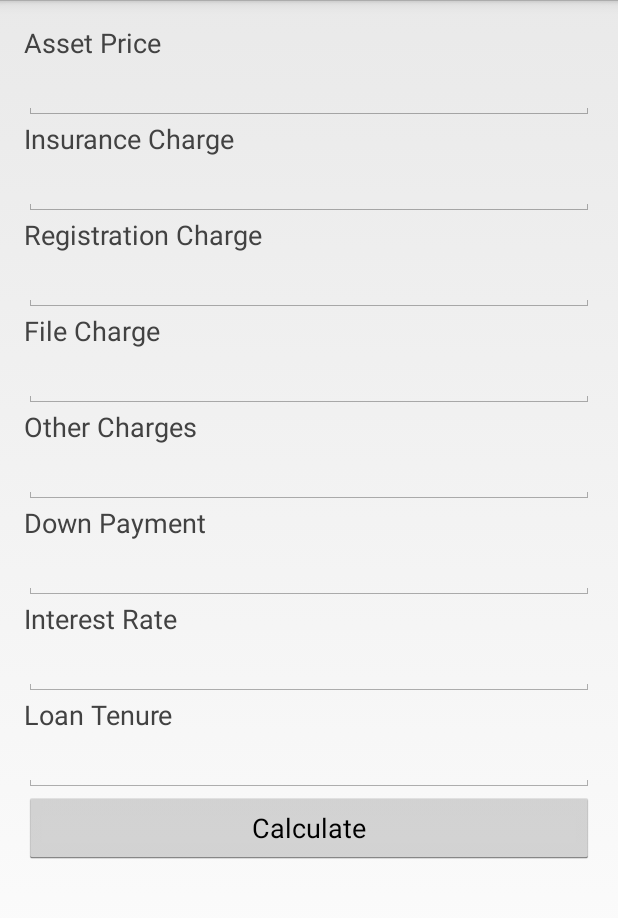
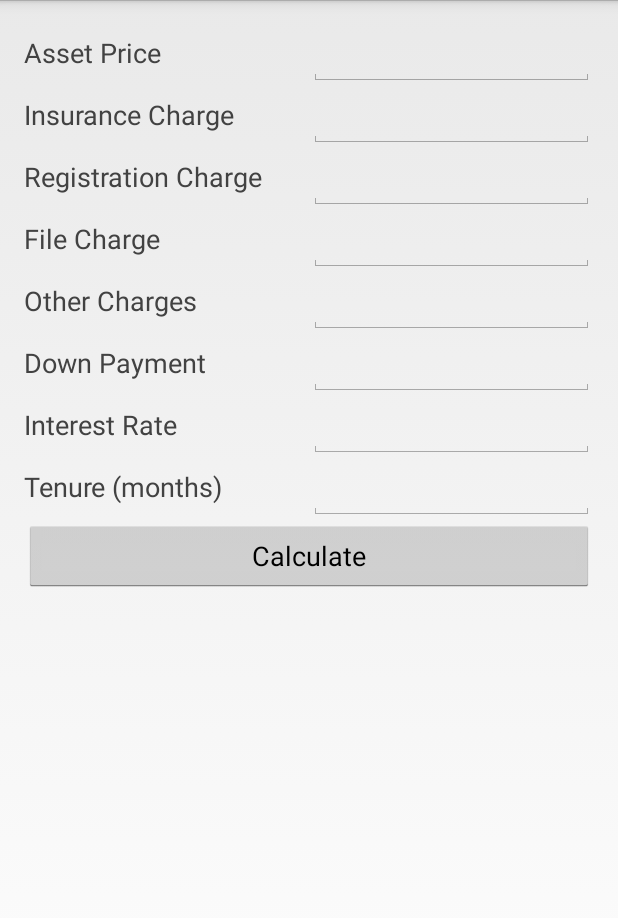
Before and after one commit to nemausus/emical, an Android app: the screen it shows after launch (CalcInputActivity), on a phone screen of 412 x 824 dp, the part 72-990 px from its top. Run offline under Robolectric (Android 15) with nearby library versions, the phone set to English and light mode, and no system bars.

Commit message:
layout change

```diff
--- a/app/src/main/java/in/codehub/emical/CalcInputActivity.java
+++ b/app/src/main/java/in/codehub/emical/CalcInputActivity.java
@@ -34,9 +34,9 @@ public class CalcInputActivity extends Activity {
         });
     }
 
-    private int getInput(int id) {
+    private double getInput(int id) {
         EditText editText = (EditText) findViewById(id);
         String text = editText.getText().toString();
-        return text.isEmpty() ? 0 : Integer.valueOf(text);
+        return text.isEmpty() ? 0 : Double.valueOf(text);
     }
 }
--- a/app/src/main/res/layout/activity_emi_calc.xml
+++ b/app/src/main/res/layout/activity_emi_calc.xml
@@ -13,90 +13,129 @@
         android:layout_height="wrap_content"
         android:orientation="vertical">
 
+        <LinearLayout
+            android:layout_width="match_parent"
+            android:layout_height="wrap_content">
+
             <TextView
-            style="@style/InputLabel"
+                style="@style/Label"
                 android:text="@string/asset_price" />
 
             <EditText
                 android:id="@+id/asset_price"
-            android:layout_width="match_parent"
-            android:layout_height="wrap_content"
+                style="@style/TextRight"
                 android:inputType="numberDecimal" />
 
+        </LinearLayout>
+
+        <LinearLayout
+            android:layout_width="match_parent"
+            android:layout_height="wrap_content">
+
             <TextView
-            style="@style/InputLabel"
+                style="@style/Label"
                 android:text="@string/insurance_charge" />
 
             <EditText
                 android:id="@+id/insurance_charge"
-            android:layout_width="match_parent"
-            android:layout_height="wrap_content"
+                style="@style/TextRight"
                 android:inputType="numberDecimal" />
 
+        </LinearLayout>
+
+        <LinearLayout
+            android:layout_width="match_parent"
+            android:layout_height="wrap_content">
+
             <TextView
-            style="@style/InputLabel"
+                style="@style/Label"
                 android:text="@string/registration_charge" />
 
             <EditText
                 android:id="@+id/registration_charge"
+                style="@style/TextRight"
+                android:inputType="numberDecimal" />
+        </LinearLayout>
+
+        <LinearLayout
             android:layout_width="match_parent"
-            android:layout_height="wrap_content"
-            android:inputType="numberDecimal" />
+            android:layout_height="wrap_content">
 
             <TextView
-            style="@style/InputLabel"
+                style="@style/Label"
                 android:text="@string/file_charge" />
 
             <EditText
                 android:id="@+id/file_charge"
-            android:layout_width="match_parent"
-            android:layout_height="wrap_content"
+                style="@style/TextRight"
                 android:inputType="numberDecimal" />
 
+        </LinearLayout>
+
+        <LinearLayout
+            android:layout_width="match_parent"
+            android:layout_height="wrap_content">
+
             <TextView
-            style="@style/InputLabel"
+                style="@style/Label"
                 android:text="@string/other_charges" />
 
             <EditText
                 android:id="@+id/other_charges"
+                style="@style/TextRight"
+                android:inputType="numberDecimal" />
+        </LinearLayout>
+
+        <LinearLayout
             android:layout_width="match_parent"
-            android:layout_height="wrap_content"
-            android:inputType="numberDecimal" />
+            android:layout_height="wrap_content">
 
             <TextView
-            style="@style/InputLabel"
+                style="@style/Label"
                 android:text="@string/down_payment" />
 
             <EditText
                 android:id="@+id/down_payment"
-            android:layout_width="match_parent"
-            android:layout_height="wrap_content"
+                style="@style/TextRight"
                 android:inputType="numberDecimal" />
 
+        </LinearLayout>
+
+        <LinearLayout
+            android:layout_width="match_parent"
+            android:layout_height="wrap_content">
+
             <TextView
-            style="@style/InputLabel"
+                style="@style/Label"
                 android:text="@string/interest_rate" />
 
             <EditText
                 android:id="@+id/interest_rate"
-            android:layout_width="match_parent"
-            android:layout_height="wrap_content"
+                style="@style/TextRight"
                 android:inputType="numberDecimal" />
 
+        </LinearLayout>
+
+        <LinearLayout
+            android:layout_width="match_parent"
+            android:layout_height="wrap_content">
+
             <TextView
-            style="@style/InputLabel"
+                style="@style/Label"
                 android:text="@string/loan_tenure" />
 
             <EditText
                 android:id="@+id/loan_tenure"
-            android:layout_width="match_parent"
-            android:layout_height="wrap_content"
+                style="@style/TextRight"
                 android:inputType="numberDecimal" />
+
+        </LinearLayout>
 
         <Button
             android:id="@+id/calculate"
             android:layout_width="match_parent"
             android:layout_height="wrap_content"
             android:text="@string/calculate" />
+
     </LinearLayout>
 </ScrollView>
--- a/app/src/main/res/values/strings.xml
+++ b/app/src/main/res/values/strings.xml
@@ -7,7 +7,7 @@
     <string name="other_charges">Other Charges</string>
     <string name="down_payment">Down Payment</string>
     <string name="interest_rate">Interest Rate</string>
-    <string name="loan_tenure">Loan Tenure</string>
+    <string name="loan_tenure">Tenure (months)</string>
     <string name="action_settings">Settings</string>
     <string name="calculate">Calculate</string>
     <string name="result">Result</string>
@@ -18,4 +18,5 @@
     <string name="mature_loan">Mature Loan</string>
     <string name="emi_amount">EMI Amount</string>
     <string name="emi_calculator">EMI Calculator</string>
+    <string name="next">Next</string>
 </resources>
--- a/app/src/main/res/values/styles.xml
+++ b/app/src/main/res/values/styles.xml
@@ -14,26 +14,21 @@
         <item name="android:textColor">#ffffff</item>
     </style>
 
-    <style name="InputLabel" parent="@android:style/TextAppearance.Medium">
-        <item name="android:layout_width">match_parent</item>
+    <style name="Label" parent="@android:style/TextAppearance.Medium">
+        <item name="android:layout_width">0dp</item>
         <item name="android:layout_height">wrap_content</item>
-        <item name="android:textColor">#424242</item>
-    </style>
-
-    <style name="ResultLabel" parent="@android:style/TextAppearance.Medium">
-        <item name="android:layout_width">wrap_content</item>
-        <item name="android:layout_height">wrap_content</item>
+        <item name="android:layout_weight">1</item>
         <item name="android:textColor">#424242</item>
         <item name="android:paddingBottom">10dp</item>
     </style>
 
-    <style name="ResultText" parent="@android:style/TextAppearance.Medium">
+    <style name="TextRight" parent="@android:style/TextAppearance.Medium">
         <item name="android:layout_width">0dp</item>
         <item name="android:layout_height">wrap_content</item>
         <item name="android:layout_weight">1</item>
-        <item name="android:gravity">end</item>
         <item name="android:textColor">#424242</item>
         <item name="android:paddingBottom">10dp</item>
+        <item name="android:gravity">end</item>
     </style>
 
     <style name="Divider">
```
Also changed, not shown: app/src/main/java/in/codehub/emical/CalcResultActivity.java (+14 -12 lines), app/src/main/res/layout/activity_result.xml (+41 -40 lines). Lines whose indentation alone changed are shown as unchanged.
